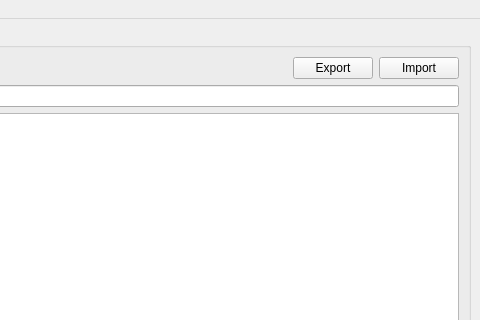
The window that src/ui/rase.ui (LLNL/RASE) describes before a commit, drawn with Qt 5; both pictures show x 520 to 1000 and y 0 to 320 of the 1000 by 712 pixel window.
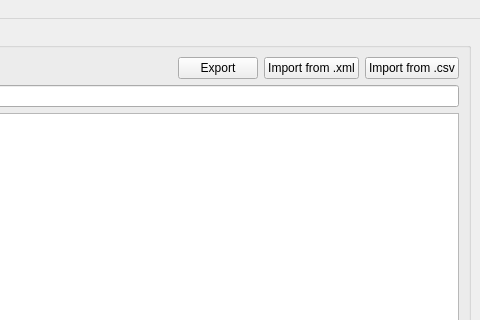
The same window after the commit.

What changed in the file:
```diff
--- a/src/ui/rase.ui
+++ b/src/ui/rase.ui
@@ -67,7 +67,14 @@
            <item>
             <widget class="QPushButton" name="btnImportScenarios">
              <property name="text">
-              <string>Import</string>
+              <string>Import from .xml</string>
+             </property>
+            </widget>
+           </item>
+           <item>
+            <widget class="QPushButton" name="btnImportScenariosCSV">
+             <property name="text">
+              <string>Import from .csv</string>
              </property>
             </widget>
            </item>
```
Left out of the diff: 16 changed lines with no effect on the pictures.
